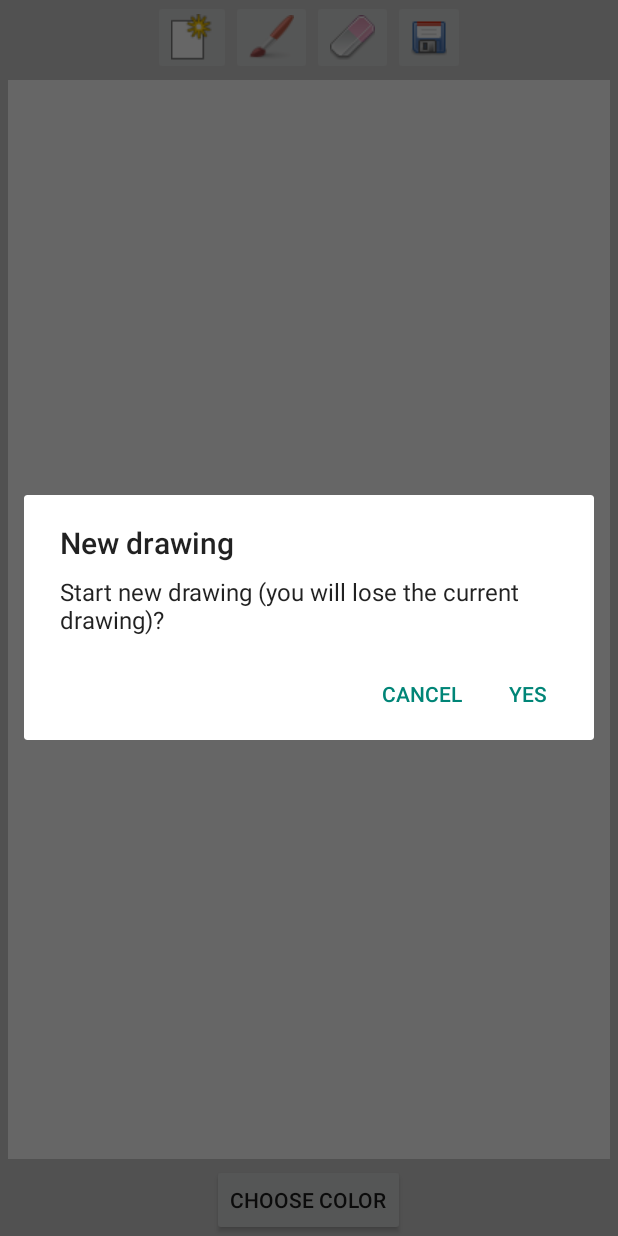
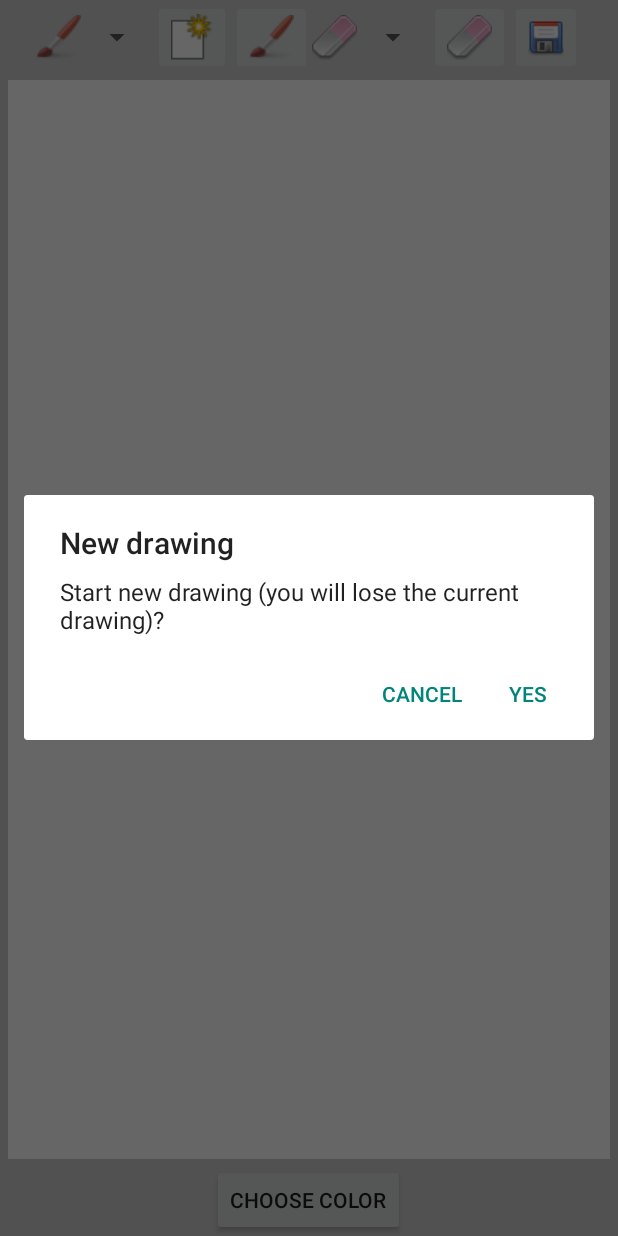
Before and after one commit to OmerKhureshi/CSC780, an Android app: the DrawActivity screen opened directly, with no data from a screen before it, after a tap on "New", on a phone screen of 412 x 824 dp. Run offline under Robolectric (Android 15) with nearby library versions, the phone set to English and light mode, and no system bars.

Commit message:
Added custom spinner for brush and eraser sizes

```diff
--- a/DrawMate/app/src/main/java/com/drawmate/drawmate/Draw/DrawActivity.java
+++ b/DrawMate/app/src/main/java/com/drawmate/drawmate/Draw/DrawActivity.java
@@ -4,13 +4,18 @@ import android.app.ActionBar;
 import android.app.Activity;
 import android.app.AlertDialog;
 import android.app.Dialog;
+import android.content.Context;
 import android.content.DialogInterface;
-import android.graphics.Color;
 import android.os.Bundle;
 import android.provider.MediaStore;
+import android.view.LayoutInflater;
 import android.view.View;
+import android.view.ViewGroup;
+import android.widget.ArrayAdapter;
 import android.widget.ImageButton;
-import android.widget.LinearLayout;
+import android.widget.SeekBar;
+import android.widget.Spinner;
+import android.widget.TextView;
 import android.widget.Toast;
 
 import com.drawmate.drawmate.R;
@@ -27,6 +32,10 @@ public class DrawActivity extends Activity implements View.OnClickListener {
     private ImageButton currPaint, drawBtn, eraseBtn, newBtn, saveBtn;
     //sizes
     private float smallBrush, mediumBrush, largeBrush;
+
+    private Spinner brush;
+    private int brushDefSize;
+    private int eraserSize;
     BluetoothHelper bluetoothHelper;
 
     @Override
@@ -49,6 +58,17 @@ public class DrawActivity extends Activity implements View.OnClickListener {
         smallBrush = getResources().getInteger(R.integer.small_size);
         mediumBrush = getResources().getInteger(R.integer.medium_size);
         largeBrush = getResources().getInteger(R.integer.large_size);
+        brushDefSize = R.integer.medium_size;
+
+        //brush button
+        brush = (Spinner) findViewById(R.id.brushes_spinner);
+        MyAdapterBrushSize myAdapterBrushSize = new MyAdapterBrushSize(getApplicationContext(), R.layout.spinner_view_brush_size, new String[] {"50"});
+        brush.setAdapter(myAdapterBrushSize);
+
+        //eraser button
+        brush = (Spinner) findViewById(R.id.eraser_spinner);
+        MyAdapterEraserSize myAdapterEraserSize = new MyAdapterEraserSize(getApplicationContext(), R.layout.spinner_view_brush_size, new String[] {"50"});
+        brush.setAdapter(myAdapterEraserSize);
 
         //draw button
         drawBtn = (ImageButton)findViewById(R.id.draw_btn);
@@ -69,6 +89,110 @@ public class DrawActivity extends Activity implements View.OnClickListener {
         saveBtn = (ImageButton)findViewById(R.id.save_btn);
         saveBtn.setOnClickListener(this);
 
+    }
+
+    public class MyAdapterBrushSize extends ArrayAdapter<String> {
+
+        String[] sObj;
+
+        public MyAdapterBrushSize(Context context, int resource, String[] objs) {
+            super(context, resource, objs);
+            sObj = objs;
+        }
+
+        @Override
+        public View getDropDownView(int position, View convertView, ViewGroup parent) {
+            return getCustomView(position, convertView, parent);
+        }
+
+        @Override
+        public View getView(int position, View convertView, ViewGroup parent) {
+            View view= getLayoutInflater().inflate(R.layout.spinner_view_brush_size, parent,false);
+            return view;
+        }
+
+        public View getCustomView(int position, View convertView, ViewGroup parent) {
+
+            LayoutInflater inflater = getLayoutInflater();
+            View row=inflater.inflate(R.layout.spinner_item_brush_size, parent, false);
+            final TextView label= (TextView) row.findViewById(R.id.brushes_spinnerItem_textView);
+            label.setText(String.valueOf(brushDefSize));
+
+            SeekBar seekBar = (SeekBar) row.findViewById(R.id.brushes_spinnerItem_seekBar);
+            seekBar.setProgress(brushDefSize);
+            seekBar.setOnSeekBarChangeListener(new SeekBar.OnSeekBarChangeListener() {
+                @Override
+                public void onProgressChanged(SeekBar seekBar, int progress, boolean fromUser) {
+                    label.setText(String.valueOf(progress));
+                    drawView.setErase(false);
+                    drawView.setBrushSize(progress);
+                    brushDefSize = progress;
+                }
+
+                @Override
+                public void onStartTrackingTouch(SeekBar seekBar) {
+
+                }
+
+                @Override
+                public void onStopTrackingTouch(SeekBar seekBar) {
+
+                }
+            });
+            return row;
+        }
+    }
+
+    public class MyAdapterEraserSize extends ArrayAdapter<String> {
+
+        String[] sObj;
+
+        public MyAdapterEraserSize(Context context, int resource, String[] objs) {
+            super(context, resource, objs);
+            sObj = objs;
+        }
+
+        @Override
+        public View getDropDownView(int position, View convertView, ViewGroup parent) {
+            return getCustomView(position, convertView, parent);
+        }
+
+        @Override
+        public View getView(int position, View convertView, ViewGroup parent) {
+            View view= getLayoutInflater().inflate(R.layout.spinner_view_eraser, parent,false);
+            return view;
+        }
+
+        public View getCustomView(int position, View convertView, ViewGroup parent) {
+
+            LayoutInflater inflater = getLayoutInflater();
+            View row=inflater.inflate(R.layout.spinner_item_eraser, parent, false);
+            final TextView label= (TextView) row.findViewById(R.id.eraser_spinnerItem_textView);
+            label.setText(String.valueOf(brushDefSize));
+
+            SeekBar seekBar = (SeekBar) row.findViewById(R.id.eraser_spinnerItem_seekBar);
+            seekBar.setProgress(brushDefSize);
+            seekBar.setOnSeekBarChangeListener(new SeekBar.OnSeekBarChangeListener() {
+                @Override
+                public void onProgressChanged(SeekBar seekBar, int progress, boolean fromUser) {
+                    label.setText(String.valueOf(progress));
+                    drawView.setErase(true);
+                    drawView.setBrushSize(progress);
+                    brushDefSize = progress;
+                }
+
+                @Override
+                public void onStartTrackingTouch(SeekBar seekBar) {
+
+                }
+
+                @Override
+                public void onStopTrackingTouch(SeekBar seekBar) {
+
+                }
+            });
+            return row;
+        }
     }
 
     public void pickColor (View view) {
--- a/DrawMate/app/src/main/res/layout/activity_main.xml
+++ b/DrawMate/app/src/main/res/layout/activity_main.xml
@@ -14,6 +14,11 @@
         android:layout_gravity="center"
         android:orientation="horizontal" >
 
+        <Spinner
+            android:id="@+id/brushes_spinner"
+            android:layout_width="wrap_content"
+            android:layout_height="fill_parent" />
+
         <ImageButton
             android:id="@+id/new_btn"
             android:layout_width="wrap_content"
@@ -27,6 +32,11 @@
             android:layout_height="fill_parent"
             android:contentDescription="@string/brush"
             android:src="@drawable/brush" />
+
+        <Spinner
+            android:id="@+id/eraser_spinner"
+            android:layout_width="wrap_content"
+            android:layout_height="fill_parent" />
 
         <ImageButton
             android:id="@+id/erase_btn"
--- /dev/null
+++ b/DrawMate/app/src/main/res/layout/spinner_view_brush_size.xml
@@ -0,0 +1,11 @@
+<?xml version="1.0" encoding="utf-8"?>
+<LinearLayout xmlns:android="http://schemas.android.com/apk/res/android"
+    android:orientation="vertical" android:layout_width="match_parent"
+    android:layout_height="match_parent">
+
+    <ImageView
+        android:layout_width="fill_parent"
+        android:layout_height="fill_parent"
+        android:id="@+id/brushes_spinnerView_text"
+        android:src="@drawable/brush"/>
+</LinearLayout>
--- /dev/null
+++ b/DrawMate/app/src/main/res/layout/spinner_view_eraser.xml
@@ -0,0 +1,11 @@
+<?xml version="1.0" encoding="utf-8"?>
+<LinearLayout xmlns:android="http://schemas.android.com/apk/res/android"
+    android:orientation="vertical" android:layout_width="match_parent"
+    android:layout_height="match_parent">
+
+    <ImageView
+        android:layout_width="fill_parent"
+        android:layout_height="fill_parent"
+        android:id="@+id/eraser_spinnerView_text"
+        android:src="@drawable/eraser"/>
+</LinearLayout>
```
Also changed, not shown: DrawMate/app/src/main/res/layout/spinner_item_brush_size.xml (added, +17 -0 lines), DrawMate/app/src/main/res/layout/spinner_item_eraser.xml (added, +17 -0 lines).
